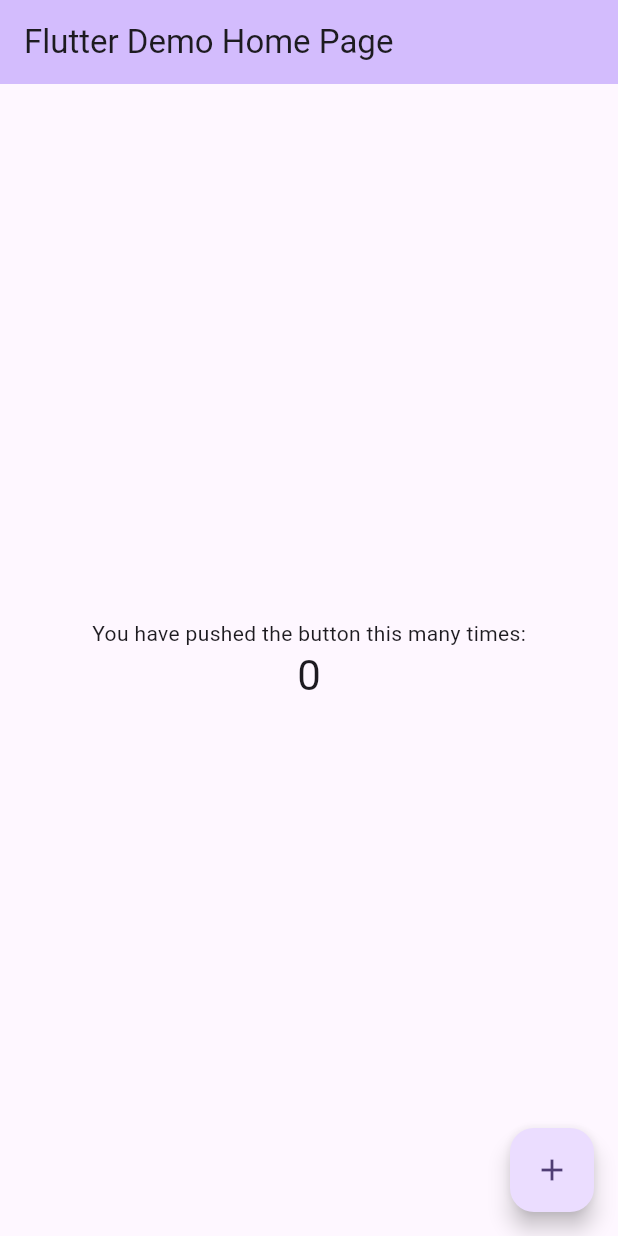
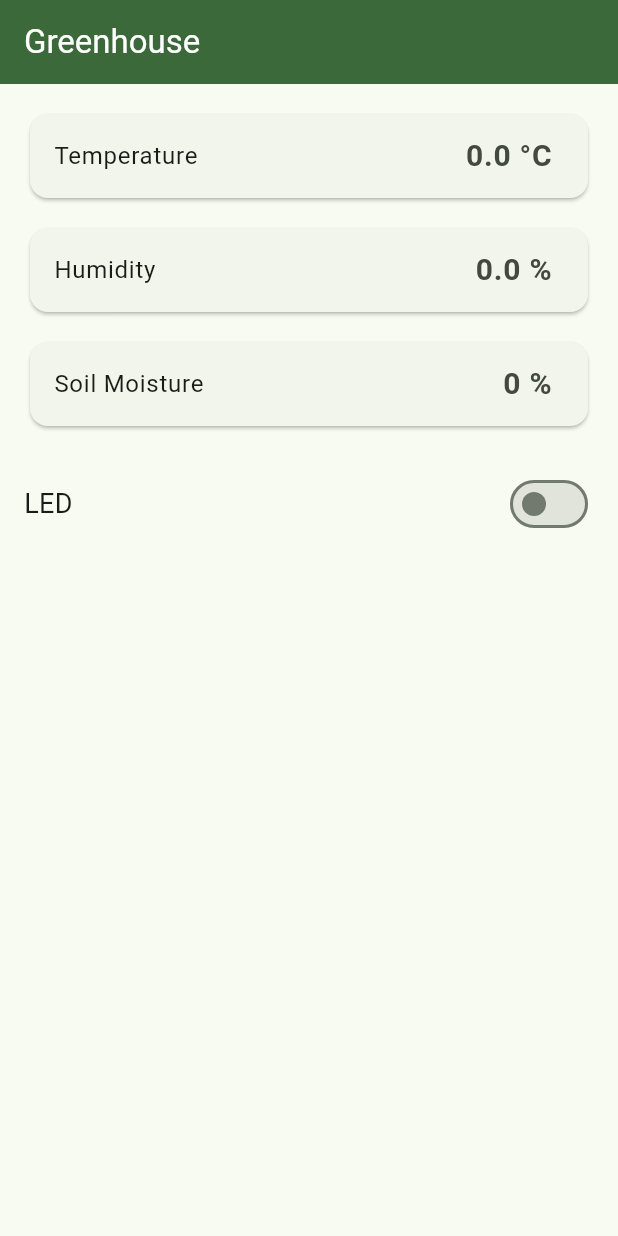
Before and after one commit to nahoj0125/greenhouse_app, a Flutter app: the screen it shows after launch, on a phone screen of 412 x 824 dp. Run offline on Flutter 3.47's test engine with Material 3 defaults, Android fonts, the phone set to English and light mode, and no system bars.

Commit message:
Add basic layout

```diff
--- a/lib/main.dart
+++ b/lib/main.dart
@@ -7,115 +7,79 @@ void main() {
 class MyApp extends StatelessWidget {
   const MyApp({super.key});
 
-  // This widget is the root of your application.
   @override
   Widget build(BuildContext context) {
     return MaterialApp(
-      title: 'Flutter Demo',
+      title: 'Greenhouse',
       theme: ThemeData(
-        // This is the theme of your application.
-        //
-        // TRY THIS: Try running your application with "flutter run". You'll see
-        // the application has a purple toolbar. Then, without quitting the app,
-        // try changing the seedColor in the colorScheme below to Colors.green
-        // and then invoke "hot reload" (save your changes or press the "hot
-        // reload" button in a Flutter-supported IDE, or press "r" if you used
-        // the command line to start the app).
-        //
-        // Notice that the counter didn't reset back to zero; the application
-        // state is not lost during the reload. To reset the state, use hot
-        // restart instead.
-        //
-        // This works for code too, not just values: Most code changes can be
-        // tested with just a hot reload.
-        colorScheme: .fromSeed(seedColor: Colors.deepPurple),
+        colorScheme: ColorScheme.fromSeed(seedColor: Colors.green),
       ),
-      home: const MyHomePage(title: 'Flutter Demo Home Page'),
+      home: const GreenhousePage(),
     );
   }
 }
 
-class MyHomePage extends StatefulWidget {
-  const MyHomePage({super.key, required this.title});
-
-  // This widget is the home page of your application. It is stateful, meaning
-  // that it has a State object (defined below) that contains fields that affect
-  // how it looks.
-
-  // This class is the configuration for the state. It holds the values (in this
-  // case the title) provided by the parent (in this case the App widget) and
-  // used by the build method of the State. Fields in a Widget subclass are
-  // always marked "final".
-
-  final String title;
+class GreenhousePage extends StatefulWidget {
+  const GreenhousePage({super.key});
 
   @override
-  State<MyHomePage> createState() => _MyHomePageState();
+  State<GreenhousePage> createState() => _GreenhousePageState();
 }
 
-class _MyHomePageState extends State<MyHomePage> {
-  int _counter = 0;
-
-  void _incrementCounter() {
-    setState(() {
-      // This call to setState tells the Flutter framework that something has
-      // changed in this State, which causes it to rerun the build method below
-      // so that the display can reflect the updated values. If we changed
-      // _counter without calling setState(), then the build method would not be
-      // called again, and so nothing would appear to happen.
-      _counter++;
-    });
-  }
+class _GreenhousePageState extends State<GreenhousePage> {
+  double temperature = 0;
+  double humidity = 0;
+  int soilMoisture = 0;
+  bool ledState = false;
 
   @override
   Widget build(BuildContext context) {
-    // This method is rerun every time setState is called, for instance as done
-    // by the _incrementCounter method above.
-    //
-    // The Flutter framework has been optimized to make rerunning build methods
-    // fast, so that you can just rebuild anything that needs updating rather
-    // than having to individually change instances of widgets.
     return Scaffold(
       appBar: AppBar(
-        // TRY THIS: Try changing the color here to a specific color (to
-        // Colors.amber, perhaps?) and trigger a hot reload to see the AppBar
-        // change color while the other colors stay the same.
-        backgroundColor: Theme.of(context).colorScheme.inversePrimary,
-        // Here we take the value from the MyHomePage object that was created by
-        // the App.build method, and use it to set our appbar title.
-        title: Text(widget.title),
+        title: const Text('Greenhouse'),
+        backgroundColor: Theme.of(context).colorScheme.primary,
+        foregroundColor: Colors.white,
       ),
-      body: Center(
-        // Center is a layout widget. It takes a single child and positions it
-        // in the middle of the parent.
+      body: Padding(
+        padding: const EdgeInsets.all(16),
         child: Column(
-          // Column is also a layout widget. It takes a list of children and
-          // arranges them vertically. By default, it sizes itself to fit its
-          // children horizontally, and tries to be as tall as its parent.
-          //
-          // Column has various properties to control how it sizes itself and
-          // how it positions its children. Here we use mainAxisAlignment to
-          // center the children vertically; the main axis here is the vertical
-          // axis because Columns are vertical (the cross axis would be
-          // horizontal).
-          //
-          // TRY THIS: Invoke "debug painting" (choose the "Toggle Debug Paint"
-          // action in the IDE, or press "p" in the console), to see the
-          // wireframe for each widget.
-          mainAxisAlignment: .center,
+          crossAxisAlignment: CrossAxisAlignment.start,
           children: [
-            const Text('You have pushed the button this many times:'),
-            Text(
-              '$_counter',
-              style: Theme.of(context).textTheme.headlineMedium,
+            _SensorCard(label: 'Temperature', value: '${temperature.toStringAsFixed(1)} °C'),
+            const SizedBox(height: 12),
+            _SensorCard(label: 'Humidity', value: '${humidity.toStringAsFixed(1)} %'),
+            const SizedBox(height: 12),
+            _SensorCard(label: 'Soil Moisture', value: '$soilMoisture %'),
+            const SizedBox(height: 24),
+            Row(
+              mainAxisAlignment: MainAxisAlignment.spaceBetween,
+              children: [
+                const Text('LED', style: TextStyle(fontSize: 18)),
+                Switch(
+                  value: ledState,
+                  onChanged: (val) => setState(() => ledState = val),
+                ),
+              ],
             ),
           ],
         ),
       ),
-      floatingActionButton: FloatingActionButton(
-        onPressed: _incrementCounter,
-        tooltip: 'Increment',
-        child: const Icon(Icons.add),
+    );
+  }
+}
+
+class _SensorCard extends StatelessWidget {
+  final String label;
+  final String value;
+
+  const _SensorCard({required this.label, required this.value});
+
+  @override
+  Widget build(BuildContext context) {
+    return Card(
+      child: ListTile(
+        title: Text(label),
+        trailing: Text(value, style: const TextStyle(fontSize: 20, fontWeight: FontWeight.bold)),
       ),
     );
   }
--- a/pubspec.yaml
+++ b/pubspec.yaml
@@ -1,5 +1,5 @@
 name: greenhouse_app
-description: "A new Flutter project."
+description: "A mobile companion for a IoT project build for a greenhouse monitoring."
 # The following line prevents the package from being accidentally published to
 # pub.dev using `flutter pub publish`. This is preferred for private packages.
 publish_to: 'none' # Remove this line if you wish to publish to pub.dev
@@ -30,6 +30,7 @@ environment:
 dependencies:
   flutter:
     sdk: flutter
+  mqtt_client: ^10.0.0
 
   # The following adds the Cupertino Icons font to your application.
   # Use with the CupertinoIcons class for iOS style icons.
```
Also changed, not shown: pubspec.lock.
